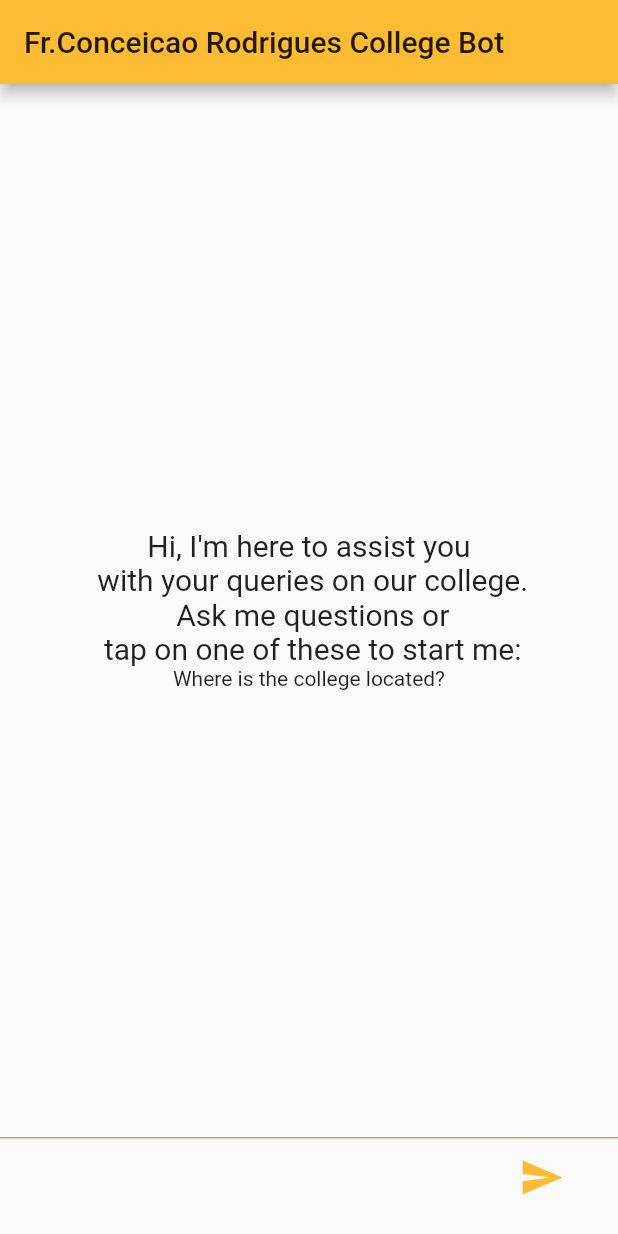
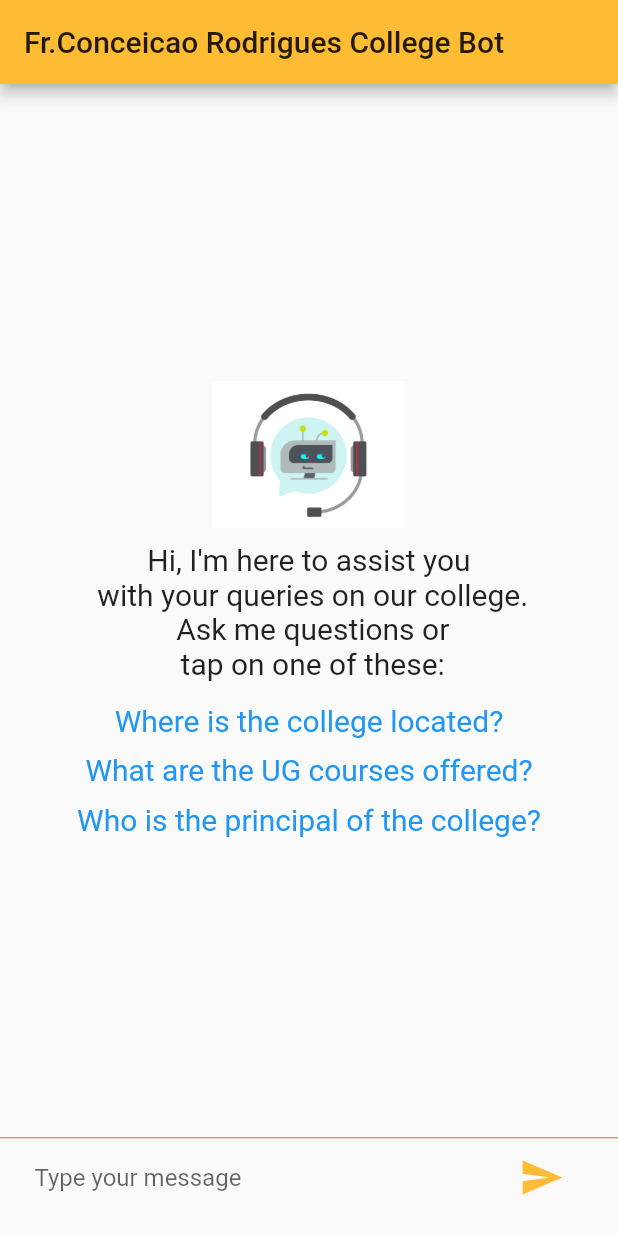
Before and after one commit to mithileshchellappan/uns_20_Misnomer_Duo, a Flutter app: the screen it shows after launch, after a tap on "OK", on a phone screen of 412 x 824 dp. Run offline on Flutter 3.47's test engine with Material 2 defaults, Android fonts, the phone set to English and light mode, and no system bars; our stand-ins replace bubble, firebase_auth, firebase_core; missing offline and left inert: flutter_dialogflow, flutter_link_preview, flutter_parsed_text, fzregex, pin_entry_text_field; accounts and stored records are empty; project files that could hold a hidden picture were left out.

Commit message:
UI beautify

```diff
--- a/lib/chatPage.dart
+++ b/lib/chatPage.dart
@@ -77,8 +77,10 @@ class _ChatPageState extends State<ChatPage> {
   final messageInsert = TextEditingController();
   List<Map> messsages = List();
   String startPageText =
-      'Hi, I\'m here to assist you \n with your queries on our college. \n Ask me questions or \n tap on one of these to start me:';
-  String prompt1 = '';
+      'Hi, I\'m here to assist you \n with your queries on our college. \n Ask me questions or \n tap on one of these:';
+  String prompt1 = 'Where is the college located?';
+  String prompt2 = 'What are the UG courses offered?';
+  String prompt3 = 'Who is the principal of the college?';
 
   @override
   Widget build(BuildContext context) {
@@ -87,6 +89,7 @@ class _ChatPageState extends State<ChatPage> {
         : WillPopScope(
             onWillPop: () async => false,
             child: Scaffold(
+              backgroundColor: Color(0xFFfafafa),
               appBar: AppBar(
                 title: Text(
                   "Fr.Conceicao Rodrigues College Bot",
@@ -104,6 +107,13 @@ class _ChatPageState extends State<ChatPage> {
                                 crossAxisAlignment: CrossAxisAlignment.center,
                                 mainAxisAlignment: MainAxisAlignment.center,
                                 children: [
+                                  Image(
+                                    image: AssetImage('assets/bot.png'),
+                                    width: 130.0,
+                                  ),
+                                  SizedBox(
+                                    height: 10.0,
+                                  ),
                                   Text(
                                     startPageText,
                                     textAlign: TextAlign.center,
@@ -111,12 +121,50 @@ class _ChatPageState extends State<ChatPage> {
                                         fontSize: 20.0,
                                         fontWeight: FontWeight.w400),
                                   ),
+                                  SizedBox(
+                                    height: 15.0,
+                                  ),
                                   GestureDetector(
-                                    child: Text(
-                                      'Where is the college located?',
-                                    ),
+                                    child: Text(prompt1,
+                                        style: TextStyle(
+                                            fontSize: 20.0,
+                                            fontWeight: FontWeight.w400,
+                                            color: Colors.blue)),
                                     onTap: () {
-                                      setState(() {});
+                                      setState(() {
+                                        messageInsert.text = prompt1;
+                                      });
+                                    },
+                                  ),
+                                  SizedBox(
+                                    height: 10.0,
+                                  ),
+                                  GestureDetector(
+                                    child: Text(prompt2,
+                                        style: TextStyle(
+                                            fontSize: 20.0,
+                                            fontWeight: FontWeight.w400,
+                                            color: Colors.blue)),
+                                    onTap: () {
+                                      setState(() {
+                                        messageInsert.text = prompt2;
+                                      });
+                                    },
+                                  ),
+                                  SizedBox(
+                                    height: 10.0,
+                                  ),
+                                  GestureDetector(
+                                    child: Text(prompt3,
+                                        style: TextStyle(
+                                            fontSize: 20.0,
+                                            fontWeight: FontWeight.w400,
+                                            color: Colors.blue)),
+                                    onTap: () {
+                                      print('tap');
+                                      setState(() {
+                                        messageInsert.text = prompt3;
+                                      });
                                     },
                                   )
                                 ],
@@ -144,10 +192,8 @@ class _ChatPageState extends State<ChatPage> {
                             textCapitalization: TextCapitalization.sentences,
                             controller: messageInsert,
                             decoration: InputDecoration.collapsed(
-                                hintText: prompt1,
-                                hintStyle: TextStyle(
-                                    fontWeight: FontWeight.bold,
-                                    fontSize: 18.0)),
+                                hintText: 'Type your message',
+                                hintStyle: TextStyle(fontSize: 16.0)),
                           )),
                           Container(
                             margin: EdgeInsets.symmetric(horizontal: 4.0),
@@ -207,21 +253,22 @@ class _ChatPageState extends State<ChatPage> {
   }
 
   Widget chat(String message, int data) {
-    // print("message - $message");
-    // RegExp regExp = new RegExp(
-    //   r"(https?:\/\/(?:www\.|(?!www))[a-zA-Z0-9][a-zA-Z0-9-]+[a-zA-Z0-9]\.[^\s]{2,}|www\.[a-zA-Z0-9][a-zA-Z0-9-]+[a-zA-Z0-9]\.[^\s]{2,}|https?:\/\/(?:www\.|(?!www))[a-zA-Z0-9]+\.[^\s]{2,}|www\.[a-zA-Z0-9]+\.[^\s]{2,})",
-    //   caseSensitive: false,
-    //   multiLine: true,
-    // );
-    // String link2 = regExp.firstMatch(message).group(0);
-    // print('link2' + link2);
+    print("message - $message");
+    RegExp regExp = new RegExp(
+      r"(https?:\/\/(?:www\.|(?!www))[a-zA-Z0-9][a-zA-Z0-9-]+[a-zA-Z0-9]\.[^\s]{2,}|www\.[a-zA-Z0-9][a-zA-Z0-9-]+[a-zA-Z0-9]\.[^\s]{2,}|https?:\/\/(?:www\.|(?!www))[a-zA-Z0-9]+\.[^\s]{2,}|www\.[a-zA-Z0-9]+\.[^\s]{2,})",
+      caseSensitive: false,
+      multiLine: true,
+    );
+    if (regExp.hasMatch(message)) {
+      String link2 = regExp.firstMatch(message).group(0);
+      print('link2' + link2);
+    }
 
-    // speak(res);
     return Padding(
       padding: EdgeInsets.all(10.0),
       child: Bubble(
           radius: Radius.circular(15.0),
-          color: data == 0 ? Colors.deepOrange : Colors.orangeAccent,
+          color: data == 0 ? Color(0xFFe8eaf6) : Color(0xFFe8f3fc),
           elevation: 0.0,
           alignment: data == 0 ? Alignment.topLeft : Alignment.topRight,
           nip: data == 0 ? BubbleNip.leftBottom : BubbleNip.rightTop,
@@ -278,21 +325,35 @@ class _ChatPageState extends State<ChatPage> {
                               })
                         ],
                         style: TextStyle(
-                            color: Colors.white, fontWeight: FontWeight.bold),
+                          color: Colors.black,
+                        ),
                       ),
                     ),
                   ],
                 ),
-                // Container(
-                //     child: regExp.hasMatch(message)
-                //         ? FlutterLinkPreview(
-                //             url: regExp.firstMatch(message).group(0),
-                //             titleStyle: TextStyle(
-                //               color: Colors.blue,
-                //               fontWeight: FontWeight.bold,
-                //             ),
-                //           )
-                //         : Text('no link'))
+                Container(
+                    child: regExp.hasMatch(message)
+                        ? Column(
+                            children: [
+                              Divider(),
+                              GestureDetector(
+                                onTap: () async {
+                                  await launch(
+                                      regExp.firstMatch(message).group(0));
+                                },
+                                child: FlutterLinkPreview(
+                                  url: regExp.firstMatch(message).group(0),
+                                  titleStyle: TextStyle(
+                                    color: Colors.blue,
+                                    fontWeight: FontWeight.bold,
+                                  ),
+                                ),
+                              ),
+                            ],
+                          )
+                        : SizedBox(
+                            height: 0,
+                          ))
               ],
             ),
           )),
```
